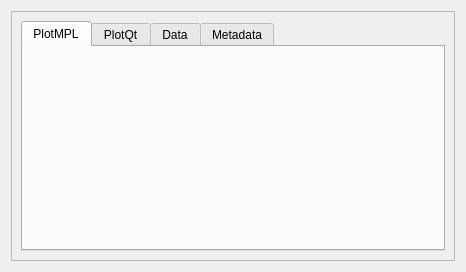
Qt form mdaviz/resources/mda_file_viz.ui (BCDA-APS/mdaviz) before a commit.
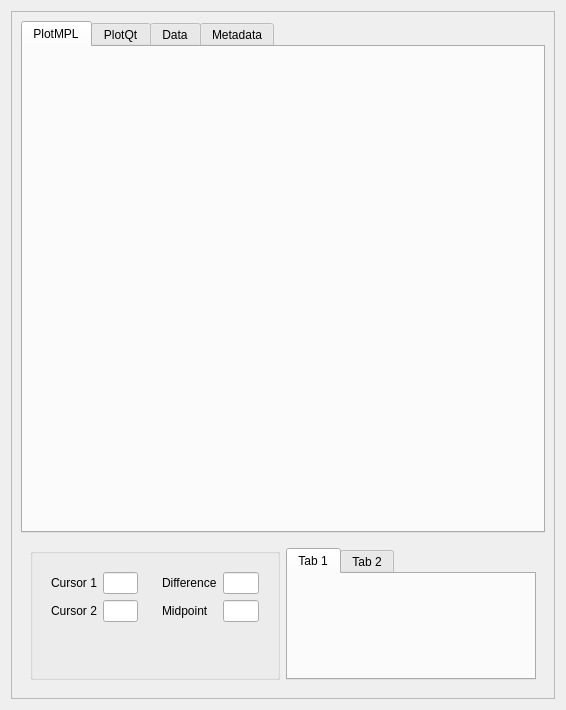
The same form after that commit.

Commit message: ENH #59 add new widget for info panel on mda_file_viz

Diff of the .ui file:
```diff
--- a/mdaviz/resources/mda_file_viz.ui
+++ b/mdaviz/resources/mda_file_viz.ui
@@ -6,8 +6,8 @@
    <rect>
     <x>0</x>
     <y>0</y>
-    <width>466</width>
-    <height>272</height>
+    <width>566</width>
+    <height>710</height>
    </rect>
   </property>
   <property name="windowTitle">
@@ -24,8 +24,8 @@
        <rect>
         <x>0</x>
         <y>0</y>
-        <width>440</width>
-        <height>246</height>
+        <width>540</width>
+        <height>684</height>
        </rect>
       </property>
       <layout class="QVBoxLayout" name="verticalLayout">
@@ -90,6 +90,114 @@
          </widget>
         </widget>
        </item>
+       <item>
+        <widget class="QWidget" name="widget" native="true">
+         <property name="sizePolicy">
+          <sizepolicy hsizetype="Preferred" vsizetype="Maximum">
+           <horstretch>0</horstretch>
+           <verstretch>0</verstretch>
+          </sizepolicy>
+         </property>
+         <property name="minimumSize">
+          <size>
+           <width>0</width>
+           <height>150</height>
+          </size>
+         </property>
+         <layout class="QHBoxLayout" name="horizontalLayout">
+          <item>
+           <widget class="QGroupBox" name="groupBox">
+            <property name="sizePolicy">
+             <sizepolicy hsizetype="Preferred" vsizetype="Preferred">
+              <horstretch>1</horstretch>
+              <verstretch>0</verstretch>
+             </sizepolicy>
+            </property>
+            <property name="title">
+             <string/>
+            </property>
+            <layout class="QHBoxLayout" name="horizontalLayout_3">
+             <item>
+              <widget class="QWidget" name="leftWidget" native="true">
+               <layout class="QFormLayout" name="leftFormLayout">
+                <item row="0" column="0">
+                 <widget class="QLabel" name="cursor1_label">
+                  <property name="text">
+                   <string>Cursor 1</string>
+                  </property>
+                 </widget>
+                </item>
+                <item row="0" column="1">
+                 <widget class="QLineEdit" name="pos1_text"/>
+                </item>
+                <item row="1" column="0">
+                 <widget class="QLabel" name="cursor2_label">
+                  <property name="text">
+                   <string>Cursor 2</string>
+                  </property>
+                 </widget>
+                </item>
+                <item row="1" column="1">
+                 <widget class="QLineEdit" name="pos_text"/>
+                </item>
+               </layout>
+              </widget>
+             </item>
+             <item>
+              <widget class="QWidget" name="rightWidget" native="true">
+               <layout class="QFormLayout" name="rightFormLayout">
+                <item row="0" column="0">
+                 <widget class="QLabel" name="diff_label">
+                  <property name="text">
+                   <string>Difference</string>
+                  </property>
+                 </widget>
+                </item>
+                <item row="0" column="1">
+                 <widget class="QLineEdit" name="diff_text"/>
+                </item>
+                <item row="1" column="0">
+                 <widget class="QLabel" name="midpt_label">
+                  <property name="text">
+                   <string>Midpoint</string>
+                  </property>
+                 </widget>
+                </item>
+                <item row="1" column="1">
+                 <widget class="QLineEdit" name="midpt_txt"/>
+                </item>
+               </layout>
+              </widget>
+             </item>
+            </layout>
+           </widget>
+          </item>
+          <item>
+           <widget class="QTabWidget" name="tabWidget_2">
+            <property name="sizePolicy">
+             <sizepolicy hsizetype="Preferred" vsizetype="Preferred">
+              <horstretch>1</horstretch>
+              <verstretch>0</verstretch>
+             </sizepolicy>
+            </property>
+            <property name="currentIndex">
+             <number>0</number>
+            </property>
+            <widget class="QWidget" name="tab">
+             <attribute name="title">
+              <string>Tab 1</string>
+             </attribute>
+            </widget>
+            <widget class="QWidget" name="tab_2">
+             <attribute name="title">
+              <string>Tab 2</string>
+             </attribute>
+            </widget>
+           </widget>
+          </item>
+         </layout>
+        </widget>
+       </item>
       </layout>
      </widget>
     </widget>
```
